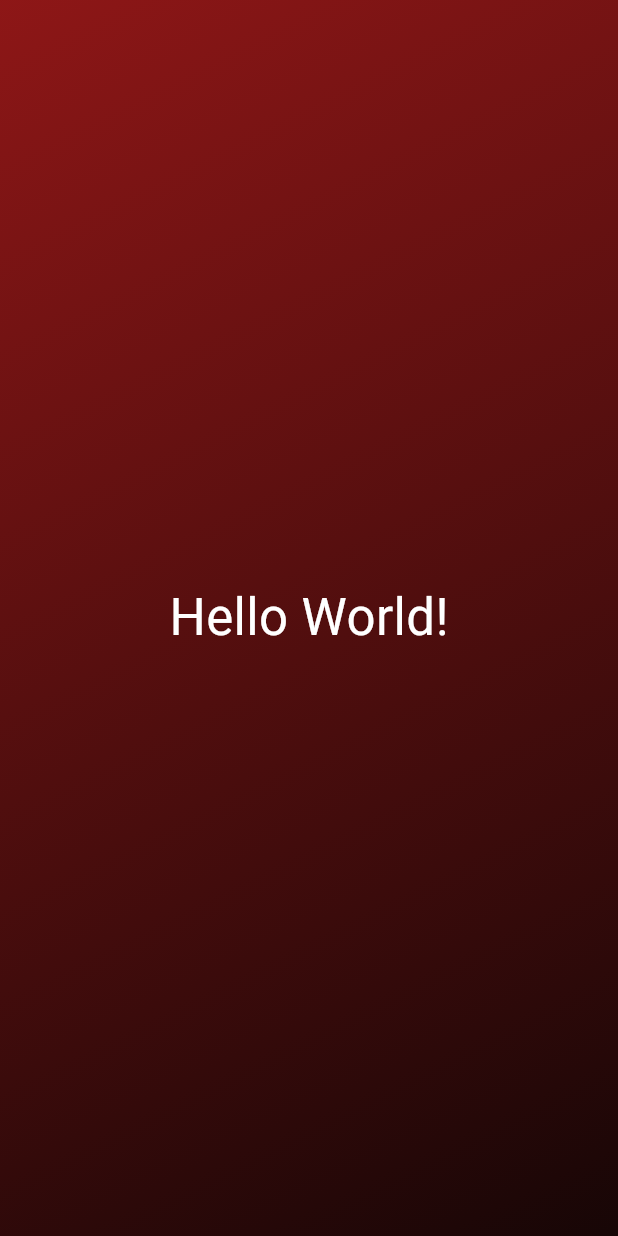
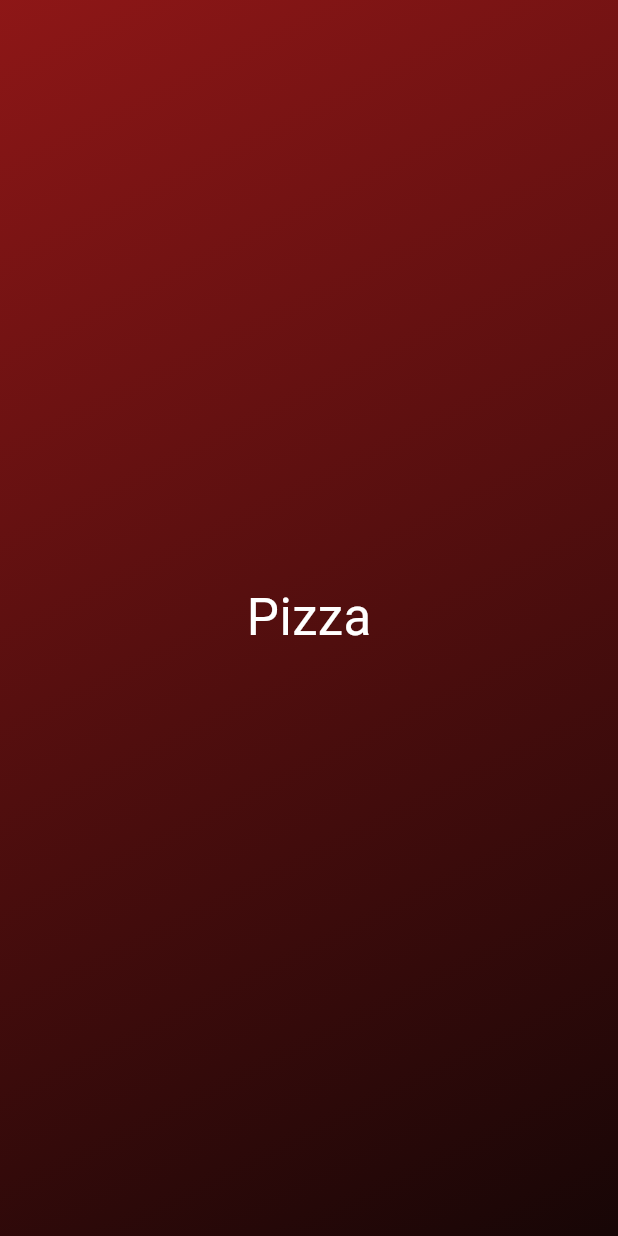
Before and after one commit to J00shs/first_app, a Flutter app: the screen it shows after launch, on a phone screen of 412 x 824 dp. Run offline on Flutter 3.47's test engine with Material 3 defaults, Android fonts, the phone set to English and light mode, and no system bars.

```diff
--- /dev/null
+++ b/lib/centered.dart
@@ -0,0 +1,18 @@
+import 'package:flutter/material.dart';
+
+class Centered extends StatelessWidget {
+  Centered(this.text,{super.key});
+  String text;
+  @override
+  Widget build(BuildContext context) {
+    return Center(
+      child: Text(
+        text,
+        style: const TextStyle(
+          color: Colors.white,
+          fontSize: 34,
+        ),
+      ),
+    );
+  }
+}
--- /dev/null
+++ b/lib/gradient_container.dart
@@ -0,0 +1,23 @@
+import 'package:first_app/centered.dart';
+import 'package:flutter/material.dart';
+import 'package:flutter/widgets.dart';
+
+class GradientContainer extends StatelessWidget {
+  const GradientContainer({super.key});
+  @override
+  Widget build(BuildContext context) {
+    return Container(
+      decoration: const BoxDecoration(
+        gradient: LinearGradient(
+          begin: Alignment.topLeft,
+          end: Alignment.bottomRight,
+          colors: [
+            Color.fromARGB(251, 140, 19, 19),
+            Color.fromARGB(255, 23, 6, 6),
+          ],
+        ),
+      ),
+      child: Centered("Pizza"),
+    );
+  }
+}
```
Also changed, not shown: lib/main.dart (+6 -19 lines).
